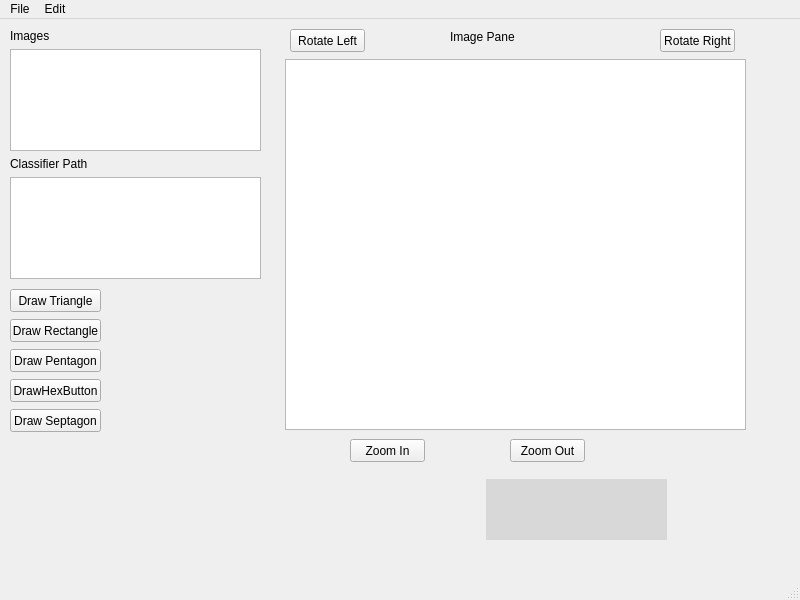
BRees2451/SDIProject, file SDIProject-master/QTPracticeNew/mainwindow.ui: the form before one commit.
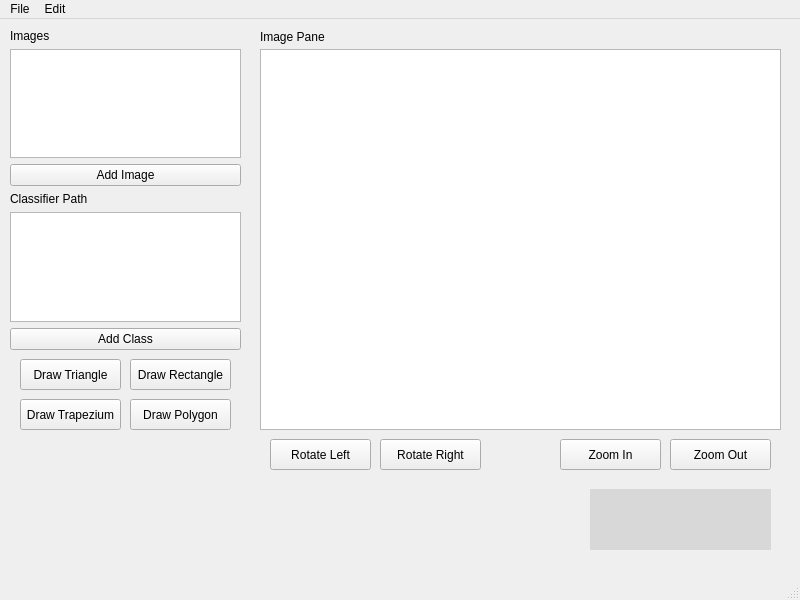
The form after the commit. Custom widgets are drawn as their Qt base class.

What changed in the file:
```diff
--- a/SDIProject-master/QTPracticeNew/mainwindow.ui
+++ b/SDIProject-master/QTPracticeNew/mainwindow.ui
@@ -17,33 +17,33 @@
    <widget class="matDisplay" name="graphicsView">
     <property name="geometry">
      <rect>
-      <x>285</x>
-      <y>40</y>
-      <width>461</width>
-      <height>371</height>
+      <x>260</x>
+      <y>30</y>
+      <width>521</width>
+      <height>381</height>
      </rect>
     </property>
    </widget>
    <widget class="QPushButton" name="pushButton">
     <property name="geometry">
      <rect>
-      <x>350</x>
+      <x>560</x>
       <y>420</y>
-      <width>75</width>
-      <height>23</height>
+      <width>101</width>
+      <height>31</height>
      </rect>
     </property>
     <property name="text">
      <string>Zoom In</string>
     </property>
    </widget>
-   <widget class="QPushButton" name="pushButton_2">
+   <widget class="QPushButton" name="ZoomOutButton">
     <property name="geometry">
      <rect>
-      <x>510</x>
+      <x>670</x>
       <y>420</y>
-      <width>75</width>
-      <height>23</height>
+      <width>101</width>
+      <height>31</height>
      </rect>
     </property>
     <property name="text">
@@ -53,10 +53,10 @@
    <widget class="QPushButton" name="DrawTriangleButton">
     <property name="geometry">
      <rect>
-      <x>10</x>
-      <y>270</y>
-      <width>91</width>
-      <height>23</height>
+      <x>20</x>
+      <y>340</y>
+      <width>101</width>
+      <height>31</height>
      </rect>
     </property>
     <property name="text">
@@ -66,10 +66,10 @@
    <widget class="QPushButton" name="DrawRectButton">
     <property name="geometry">
      <rect>
-      <x>10</x>
-      <y>300</y>
-      <width>91</width>
-      <height>23</height>
+      <x>130</x>
+      <y>340</y>
+      <width>101</width>
+      <height>31</height>
      </rect>
     </property>
     <property name="text">
@@ -79,46 +79,33 @@
    <widget class="QPushButton" name="DrawPentButton">
     <property name="geometry">
      <rect>
-      <x>10</x>
-      <y>330</y>
-      <width>91</width>
-      <height>23</height>
+      <x>20</x>
+      <y>380</y>
+      <width>101</width>
+      <height>31</height>
      </rect>
     </property>
     <property name="text">
-     <string>Draw Pentagon</string>
+     <string>Draw Trapezium</string>
     </property>
    </widget>
    <widget class="QPushButton" name="DrawHexButton">
     <property name="geometry">
      <rect>
-      <x>10</x>
-      <y>360</y>
-      <width>91</width>
-      <height>23</height>
+      <x>130</x>
+      <y>380</y>
+      <width>101</width>
+      <height>31</height>
      </rect>
     </property>
     <property name="text">
-     <string>DrawHexButton</string>
-    </property>
-   </widget>
-   <widget class="QPushButton" name="DrawSeptButton">
-    <property name="geometry">
-     <rect>
-      <x>10</x>
-      <y>390</y>
-      <width>91</width>
-      <height>23</height>
-     </rect>
-    </property>
-    <property name="text">
-     <string>Draw Septagon</string>
+     <string>Draw Polygon</string>
     </property>
    </widget>
    <widget class="QLabel" name="label_3">
     <property name="geometry">
      <rect>
-      <x>450</x>
+      <x>260</x>
       <y>10</y>
       <width>111</width>
       <height>16</height>
@@ -131,10 +118,10 @@
    <widget class="QPushButton" name="pushButton_8">
     <property name="geometry">
      <rect>
-      <x>290</x>
-      <y>10</y>
-      <width>75</width>
-      <height>23</height>
+      <x>270</x>
+      <y>420</y>
+      <width>101</width>
+      <height>31</height>
      </rect>
     </property>
     <property name="text">
@@ -144,10 +131,10 @@
    <widget class="QPushButton" name="pushButton_9">
     <property name="geometry">
      <rect>
-      <x>660</x>
-      <y>10</y>
-      <width>75</width>
-      <height>23</height>
+      <x>380</x>
+      <y>420</y>
+      <width>101</width>
+      <height>31</height>
      </rect>
     </property>
     <property name="text">
@@ -159,8 +146,8 @@
      <rect>
       <x>10</x>
       <y>10</y>
-      <width>251</width>
-      <height>250</height>
+      <width>231</width>
+      <height>321</height>
      </rect>
     </property>
     <layout class="QVBoxLayout" name="verticalLayout">
@@ -174,6 +161,13 @@
      <item>
       <widget class="QListWidget" name="ImagesWindow"/>
      </item>
+     <item>
+      <widget class="QPushButton" name="AddImageButton">
+       <property name="text">
+        <string>Add Image</string>
+       </property>
+      </widget>
+     </item>
      <item>
       <widget class="QLabel" name="label_2">
        <property name="text">
@@ -184,13 +178,20 @@
      <item>
       <widget class="QListWidget" name="ClassWindow"/>
      </item>
+     <item>
+      <widget class="QPushButton" name="pushButton_2">
+       <property name="text">
+        <string>Add Class</string>
+       </property>
+      </widget>
+     </item>
     </layout>
    </widget>
    <widget class="QLabel" name="mouse_position_label">
     <property name="geometry">
      <rect>
-      <x>486</x>
-      <y>460</y>
+      <x>590</x>
+      <y>470</y>
       <width>181</width>
       <height>61</height>
      </rect>
```
Left out of the diff: 8 changed lines with no effect on the pictures.
